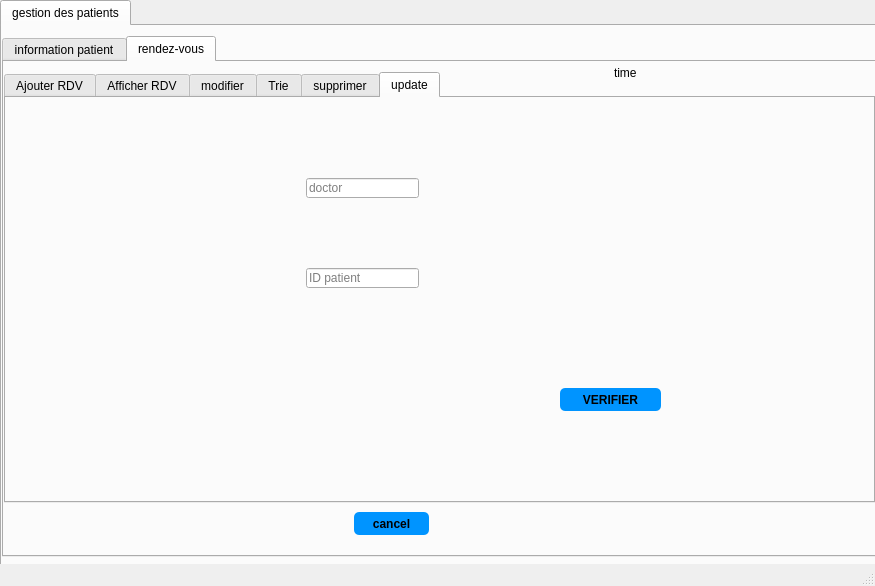
Above: Desktop/2A12/project c++/qt/E-Clinic/mainwindow.ui from zeineb-eya/E-Health_care_2A12 before the change. Below: the same form after it.
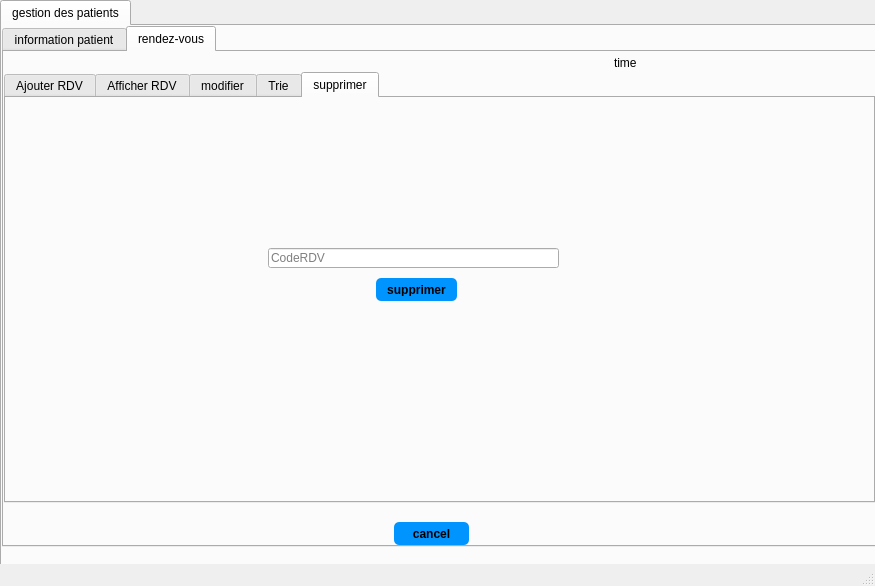
That is the form after the change. The open tabs and pages were chosen to show the change. Icons and pictures are not drawn.

The edit to the form file:
```diff
--- a/Desktop/2A12/project c++/qt/E-Clinic/mainwindow.ui
+++ b/Desktop/2A12/project c++/qt/E-Clinic/mainwindow.ui
@@ -37,7 +37,7 @@
       <property name="geometry">
        <rect>
         <x>0</x>
-        <y>10</y>
+        <y>0</y>
         <width>881</width>
         <height>521</height>
        </rect>
@@ -868,7 +868,7 @@
         <property name="geometry">
          <rect>
           <x>0</x>
-          <y>10</y>
+          <y>20</y>
           <width>871</width>
           <height>431</height>
          </rect>
@@ -1425,7 +1425,7 @@
          <widget class="QPushButton" name="supprimerr">
           <property name="geometry">
            <rect>
-            <x>320</x>
+            <x>370</x>
             <y>180</y>
             <width>81</width>
             <height>23</height>
@@ -1452,7 +1452,7 @@
            <rect>
             <x>262</x>
             <y>150</y>
-            <width>201</width>
+            <width>291</width>
             <height>20</height>
            </rect>
           </property>
@@ -1461,68 +1461,6 @@
           </property>
          </widget>
         </widget>
-        <widget class="QWidget" name="tab_7">
-         <attribute name="title">
-          <string>update</string>
-         </attribute>
-         <widget class="QLineEdit" name="doc">
-          <property name="geometry">
-           <rect>
-            <x>300</x>
-            <y>80</y>
-            <width>113</width>
-            <height>20</height>
-           </rect>
-          </property>
-          <property name="inputMask">
-           <string/>
-          </property>
-          <property name="text">
-           <string/>
-          </property>
-          <property name="placeholderText">
-           <string>doctor</string>
-          </property>
-         </widget>
-         <widget class="QPushButton" name="verify">
-          <property name="geometry">
-           <rect>
-            <x>554</x>
-            <y>290</y>
-            <width>101</width>
-            <height>23</height>
-           </rect>
-          </property>
-          <property name="styleSheet">
-           <string notr="true">QPushButton {
-padding: 5px;
-border-radius: 5px;
-background-color:#0094ff;
-font-weight: bold;
-}
-QPushButton:hover
-{
-color :white;
-}</string>
-          </property>
-          <property name="text">
-           <string>VERIFIER</string>
-          </property>
-         </widget>
-         <widget class="QLineEdit" name="idp">
-          <property name="geometry">
-           <rect>
-            <x>300</x>
-            <y>170</y>
-            <width>113</width>
-            <height>20</height>
-           </rect>
-          </property>
-          <property name="placeholderText">
-           <string>ID patient</string>
-          </property>
-         </widget>
-        </widget>
        </widget>
        <widget class="QLabel" name="label_2">
         <property name="geometry">
@@ -1540,8 +1478,8 @@
        <widget class="QPushButton" name="cancelButton_2">
         <property name="geometry">
          <rect>
-          <x>350</x>
-          <y>450</y>
+          <x>390</x>
+          <y>470</y>
           <width>75</width>
           <height>23</height>
          </rect>
```
Left out of the diff: 26 changed lines with no effect on the pictures.
